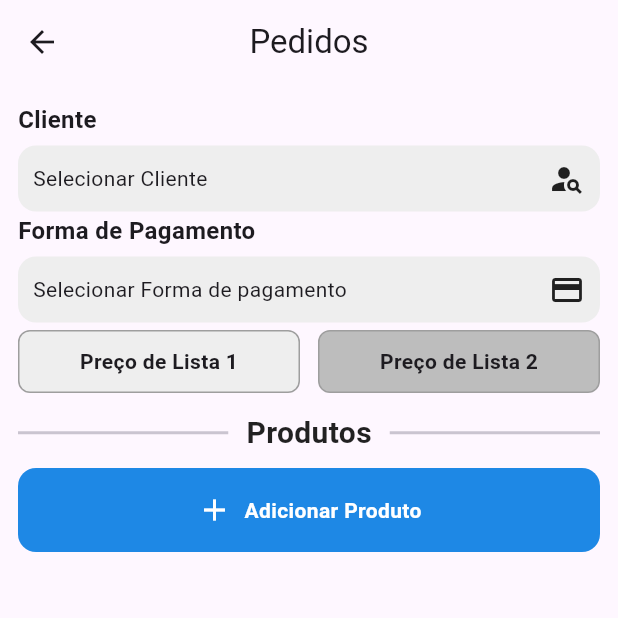
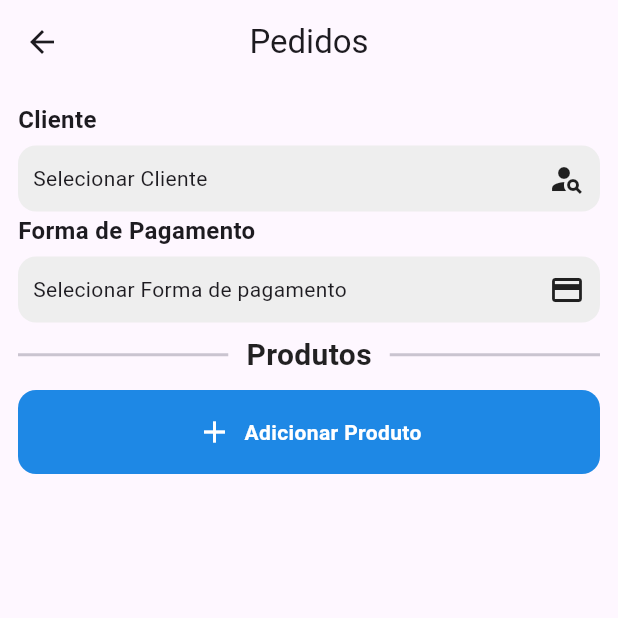
Before and after one commit to murilo813/App-Flutter, a Flutter app: the OrdersPage screen opened directly, on a phone screen of 412 x 824 dp, the top half of it. Run offline on Flutter 3.47's test engine with Material 3 defaults, Android fonts, the phone set to English and light mode, and no system bars; our stand-ins replace awesome_notifications, connectivity_plus, device_info_plus, package_info_plus, shared_preferences; missing offline and left inert: android_id, workmanager; accounts and stored records are empty; statements that could not run were skipped.

Commit message:
remoção dos botões de preco lista 1 e 2, agora essa definição vem direto das infos do cliente

```diff
--- a/lib/models/client.dart
+++ b/lib/models/client.dart
@@ -10,6 +10,7 @@ class Cliente {
   final DateTime? data_nasc;
   final int id;
   final DateTime? ultima_compra;
+  final int lista_preco;
 
   Cliente({
     required this.nomeCliente,
@@ -21,6 +22,7 @@ class Cliente {
     this.data_nasc,
     required this.id,
     this.ultima_compra,
+    this.lista_preco,
   });
 
   factory Cliente.fromJson(Map<String, dynamic> json) {
@@ -38,6 +40,7 @@ class Cliente {
       ultima_compra: json['ultima_compra'] != null && json['ultima_compra'] != ""
           ? DateTime.parse(json['ultima_compra'])
           : null,
+      lista_preco: json['lista_preco'],
     );
   }
 
@@ -52,6 +55,7 @@ class Cliente {
       'data_nasc': data_nasc,
       'id_cliente': id,
       'ultima_compra': ultima_compra,
+      'lista_preco': lista_preco,
     };
   }
 
--- a/lib/order_page.dart
+++ b/lib/order_page.dart
@@ -30,7 +30,6 @@ class _OrdersPageState extends State<OrdersPage> {
   final SyncService sync = SyncService();
   Map<int, int> quantidades = {};
   Map<int, TextEditingController> controllers = {};
-  int _precoSelecionado = 1;
 
   @override
   void initState() {
@@ -234,58 +233,6 @@ class _OrdersPageState extends State<OrdersPage> {
                     SizedBox(height: 10),
                   ],
 
-                  Column(
-                    crossAxisAlignment: CrossAxisAlignment.center,
-                    children: [
-                      Row(
-                        mainAxisAlignment: MainAxisAlignment.center,
-                        children: [
-                          Expanded(
-                            child: GestureDetector(
-                              onTap: () => setState(() => _precoSelecionado = 1),
-                              child: Container(
-                                height: 42,
-                                margin: EdgeInsets.only(right: 6),
-                                alignment: Alignment.center,
-                                decoration: BoxDecoration(
-                                  color: _precoSelecionado == 1
-                                      ? Colors.grey.shade200
-                                      : Colors.grey.shade400,
-                                  borderRadius: BorderRadius.circular(8),
-                                  border: Border.all(color: Colors.grey.shade500),
-                                ),
-                                child: Text("Preço de Lista 1",
-                                    style: TextStyle(
-                                        fontWeight: FontWeight.w600, fontSize: 14)),
-                              ),
-                            ),
-                          ),
-                          Expanded(
-                            child: GestureDetector(
-                              onTap: () => setState(() => _precoSelecionado = 2),
-                              child: Container(
-                                height: 42,
-                                margin: EdgeInsets.only(left: 6),
-                                alignment: Alignment.center,
-                                decoration: BoxDecoration(
-                                  color: _precoSelecionado == 2
-                                      ? Colors.grey.shade200
-                                      : Colors.grey.shade400,
-                                  borderRadius: BorderRadius.circular(8),
-                                  border: Border.all(color: Colors.grey.shade500),
-                                ),
-                                child: Text("Preço de Lista 2",
-                                    style: TextStyle(
-                                        fontWeight: FontWeight.w600, fontSize: 14)),
-                              ),
-                            ),
-                          ),
-                        ],
-                      ),
-                      SizedBox(height: 10),
-                    ],
-                  ),
-
                   Padding(
                     padding: const EdgeInsets.symmetric(vertical: 2),
                     child: Row(
@@ -470,9 +417,7 @@ class _OrdersPageState extends State<OrdersPage> {
 
                                   Text(
                                     formatador.format(
-                                      _precoSelecionado == 1
-                                          ? (p.preco1 ?? 0.0)
-                                          : (p.preco2 ?? 0.0),
+                                      (clienteSelecionado?.lista_preco == 2 ? p.preco2 : p.preco1) ?? 0.0
                                     ),
                                     style: TextStyle(
                                       fontSize: 20,
@@ -579,14 +524,11 @@ class _OrdersPageState extends State<OrdersPage> {
     for (var p in produtosSelecionados) {
       final qtd = quantidades[p.id] ?? 1;
 
-      final preco = _precoSelecionado == 1
-          ? (p.preco1 ?? 0.0)
-          : (p.preco2 ?? 0.0);
+      final preco = (clienteSelecionado?.lista_preco == 2 ? p.preco2 : p.preco1) ?? 0.0;
 
       total += preco * qtd;
     }
 
-    // aplicar juros se o usuário marcou "sim"
     if (aplicarJuros && jurosSelecionado > 0) {
       total = total + (total * (jurosSelecionado / 100));
     }
```
